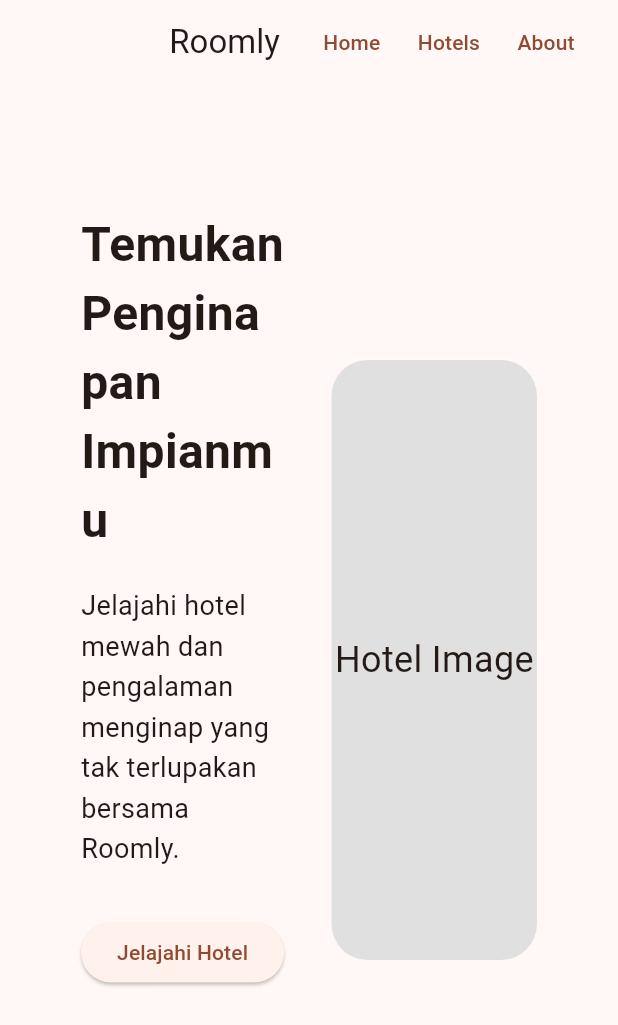
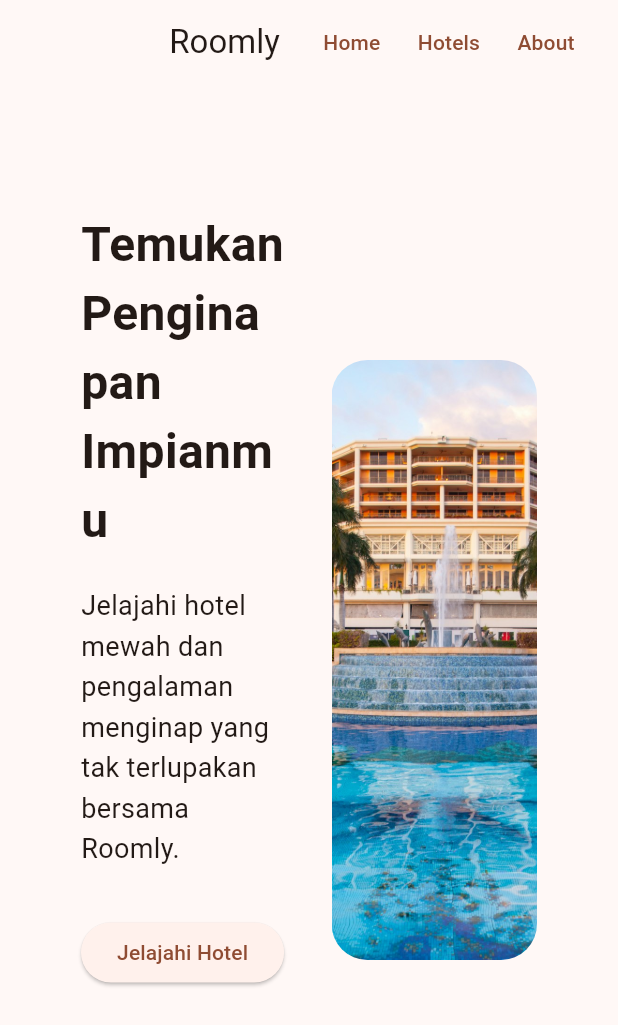
Before and after one commit to satriamahatir357/roomly, a Flutter app: the screen it shows after launch, on a phone screen of 412 x 824 dp. Shown: the top 1025 px of the screen. Run offline on Flutter 3.47's test engine with Material 3 defaults, Android fonts, the phone set to English and light mode, and no system bars.

Commit message:
Tambahkan gambar hotel pada hero section
-Mengganti placeholder abu-abu dengan gambar hotel.
-Menambahkan gambar lokal ke folder assets/images.
-Mendaftarkan folder aset di pubspec.yaml.
-Menggunakan Image.asset.
-Menambahkan sudut gambar melengkung dengan ClipRRect.

```diff
--- a/lib/widgets/hero_section.dart
+++ b/lib/widgets/hero_section.dart
@@ -42,20 +42,13 @@ class HeroSection extends StatelessWidget{
             ),
           ),
           const SizedBox(width: 30),
-          Expanded(
-            child: Container(
-              height: 400,
-              decoration: BoxDecoration( //digunakan untuk menghias Container.
-                borderRadius: BorderRadius.circular(24),
-                color: Colors.grey.shade300,
-              ),
-              child: const Center(
-                child: Text(
-                  'Hotel Image',
-                  style: TextStyle(
-                    fontSize: 24,
-                  ),
-                ),
+          Expanded( //digunakan untuk membuat widget mengisi ruang yang tersedia di dalam Row atau Column.
+            child: ClipRRect( //digunakan untuk memotong tampilan widget mengikuti bentuk sudut tertentu.
+              borderRadius: BorderRadius.circular(24),
+              child: Image.asset( //digunakan untuk menampilkan gambar yang berasal dari folder aset project Flutter.
+                'assets/images/hotel-hero.jpg',
+                height: 400,
+                fit: BoxFit.cover, //membuat gambar memenuhi area yang tersedia. Gambar memenuhi area, mungkin ada bagian yang terpotong.
               ),
             ),
           ),
--- a/pubspec.yaml
+++ b/pubspec.yaml
@@ -56,6 +56,8 @@ flutter:
   # included with your application, so that you can use the icons in
   # the material Icons class.
   uses-material-design: true
+  assets:
+    - assets/images/
 
   # To add assets to your application, add an assets section, like this:
   # assets:
```
Also changed, not shown: assets/images/hotel-hero.jpg (added).
